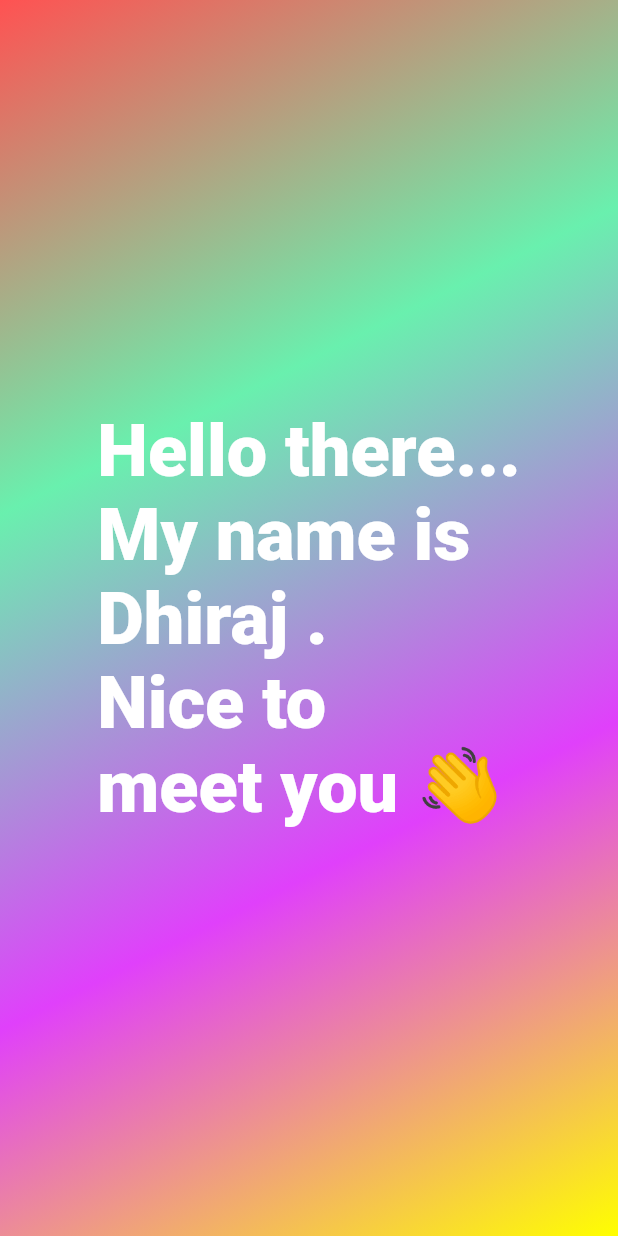
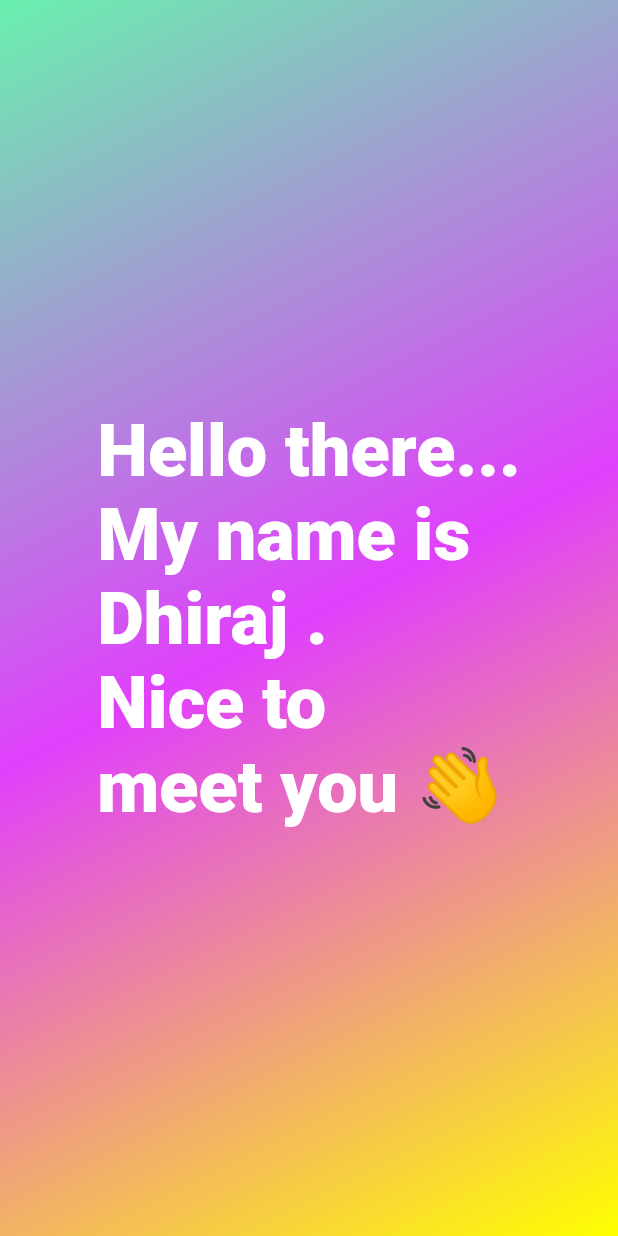
Before and after one commit to DhirajB7/DetailedHelloWorldFlutter, a Flutter app: the screen it shows after launch, on a phone screen of 412 x 824 dp. Run offline on Flutter 3.47's test engine with Material 2 defaults, Android fonts, the phone set to English and light mode, and no system bars.

Commit message:
making app more robust ++

```diff
--- a/lib/gradient_constructor.dart
+++ b/lib/gradient_constructor.dart
@@ -1,22 +1,20 @@
 import 'package:flutter/material.dart';
 import 'package:hello_world/center_column_widget.dart';
-import 'package:hello_world/styled_text.dart';
 
 class GradientContainer extends StatelessWidget {
-  const GradientContainer({super.key});
+
+  final List<String> messages;
+  final List<Color> colors;
+
+  const GradientContainer({required this.messages,required this.colors,super.key});
 
   @override
   Widget build(BuildContext context) {
     return Container(
-      decoration: const BoxDecoration(
-        gradient: LinearGradient(colors: [
-          Colors.redAccent,
-          Colors.greenAccent,
-          Colors.purpleAccent,
-          Colors.yellowAccent
-        ], begin: Alignment.topLeft, end: Alignment.bottomRight),
+      decoration:  BoxDecoration(
+        gradient: LinearGradient(colors: colors, begin: Alignment.topLeft, end: Alignment.bottomRight),
       ),
-      child: const CenterColumnWidget(["Hello there...","My name is","Dhiraj .","Nice to","meet you 👋"])
+      child: CenterColumnWidget(messages)
     );
   }
 }
```
Also changed, not shown: lib/main.dart (+15 -5 lines).
